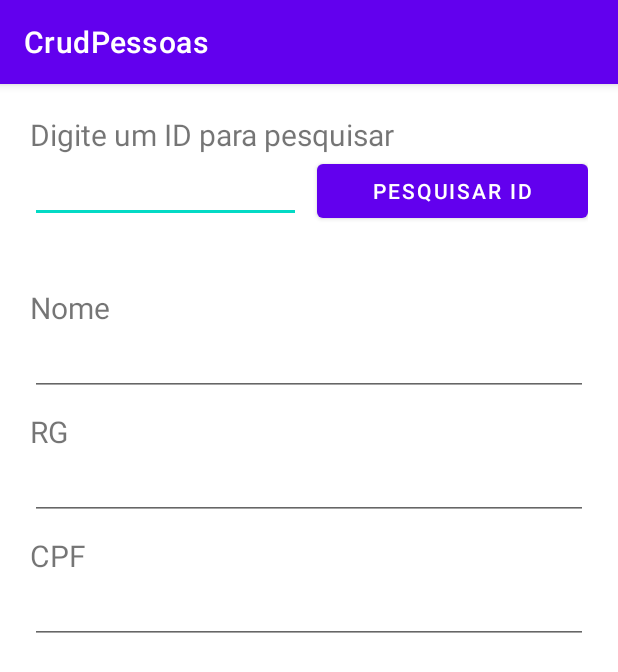
After one commit to Reverdan/ads3e4TEPOO2sem21, an Android app: the mnaPesquisarEditarExcluir screen opened directly, with no data from a screen before it, on a phone screen of 412 x 824 dp. The commit adds this screen. Shown: the top 672 px of the screen. Run offline under Robolectric (Android 15) with nearby library versions, the phone set to English and light mode, and no system bars.

Commit message:
Crud Cadastro e pesquisa por id

```diff
--- a/CrudPessoas/app/src/main/AndroidManifest.xml
+++ b/CrudPessoas/app/src/main/AndroidManifest.xml
@@ -9,6 +9,9 @@
         android:roundIcon="@mipmap/ic_launcher_round"
         android:supportsRtl="true"
         android:theme="@style/Theme.CrudPessoas">
+        <activity
+            android:name=".apresentacao.mnaPesquisarEditarExcluir"
+            android:exported="true" />
         <activity
             android:name=".apresentacao.mnaCadastro"
             android:exported="true" />
--- /dev/null
+++ b/CrudPessoas/app/src/main/java/com/example/crudpessoas/apresentacao/mnaPesquisarEditarExcluir.java
@@ -0,0 +1,69 @@
+package com.example.crudpessoas.apresentacao;
+
+import androidx.appcompat.app.AppCompatActivity;
+
+import android.content.Context;
+import android.os.Bundle;
+import android.view.View;
+import android.widget.Button;
+import android.widget.EditText;
+import android.widget.Toast;
+
+import com.example.crudpessoas.R;
+import com.example.crudpessoas.modelo.Controle;
+import com.example.crudpessoas.modelo.Pessoa;
+
+public class mnaPesquisarEditarExcluir extends AppCompatActivity
+{
+    EditText edtPEEId;
+    Button btnPEEPesquisarId;
+    EditText edtPEENome;
+    EditText edtPEERg;
+    EditText edtPEECpf;
+    Context contexto;
+
+    @Override
+    protected void onCreate(Bundle savedInstanceState)
+    {
+        super.onCreate(savedInstanceState);
+        setContentView(R.layout.activity_mna_pesquisar_editar_excluir);
+        inicializarComponentes();
+        eventos();
+    }
+
+    private void inicializarComponentes()
+    {
+        edtPEEId = findViewById(R.id.edtPEEId);
+        btnPEEPesquisarId = findViewById(R.id.btnPEEPesquisarId);
+        edtPEENome = findViewById(R.id.edtPEENome);
+        edtPEERg = findViewById(R.id.edtPEERg);
+        edtPEECpf = findViewById(R.id.edtPEECpf);
+        contexto = getApplicationContext();
+    }
+
+    private void eventos()
+    {
+        btnPEEPesquisarId.setOnClickListener(new View.OnClickListener()
+        {
+            @Override
+            public void onClick(View view)
+            {
+                Controle controle = new Controle(contexto);
+                Pessoa pessoa = controle.pesquisarPessoaPorId(edtPEEId.getText().toString());
+                if (pessoa.getNome() == null || pessoa.getNome().equals(""))
+                {
+                    edtPEENome.setText("");
+                    edtPEERg.setText("");
+                    edtPEECpf.setText("");
+                    Toast.makeText(contexto, "Pesquisa inválida", Toast.LENGTH_LONG).show();
+                }
+                else
+                {
+                    edtPEENome.setText(pessoa.getNome());
+                    edtPEERg.setText(pessoa.getRg());
+                    edtPEECpf.setText(pessoa.getCpf());
+                }
+            }
+        });
+    }
+}
--- a/CrudPessoas/app/src/main/java/com/example/crudpessoas/modelo/Pessoa.java
+++ b/CrudPessoas/app/src/main/java/com/example/crudpessoas/modelo/Pessoa.java
@@ -6,6 +6,11 @@ public class Pessoa
     private String nome;
     private String rg;
     private String cpf;
+
+    public Pessoa()
+    {
+
+    }
 
     public Pessoa(Integer id, String nome, String rg, String cpf)
     {
--- /dev/null
+++ b/CrudPessoas/app/src/main/res/layout/activity_mna_pesquisar_editar_excluir.xml
@@ -0,0 +1,93 @@
+<?xml version="1.0" encoding="utf-8"?>
+<androidx.constraintlayout.widget.ConstraintLayout xmlns:android="http://schemas.android.com/apk/res/android"
+    xmlns:app="http://schemas.android.com/apk/res-auto"
+    xmlns:tools="http://schemas.android.com/tools"
+    android:layout_width="match_parent"
+    android:layout_height="match_parent"
+    tools:context=".apresentacao.mnaPesquisarEditarExcluir">
+
+    <LinearLayout
+        android:layout_width="match_parent"
+        android:layout_height="match_parent"
+        android:padding="20sp"
+        android:orientation="vertical">
+
+        <TextView
+            android:id="@+id/txvPEEId"
+            android:layout_width="match_parent"
+            android:layout_height="wrap_content"
+            android:textSize="20sp"
+            android:text="Digite um ID para pesquisar" />
+
+        <LinearLayout
+            android:layout_width="match_parent"
+            android:layout_height="wrap_content"
+            android:layout_marginBottom="40sp"
+            android:orientation="horizontal">
+
+            <EditText
+                android:id="@+id/edtPEEId"
+                android:layout_width="match_parent"
+                android:layout_height="wrap_content"
+                android:layout_weight="1"
+                android:ems="10"
+                android:layout_marginRight="5sp"
+                android:inputType="number" />
+
+            <Button
+                android:id="@+id/btnPEEPesquisarId"
+                android:layout_width="match_parent"
+                android:layout_height="wrap_content"
+                android:layout_weight="1"
+                android:layout_marginLeft="5sp"
+                android:text="Pesquisar ID" />
+        </LinearLayout>
+
+        <TextView
+            android:id="@+id/txvPEENome"
+            android:layout_width="match_parent"
+            android:layout_height="wrap_content"
+            android:textSize="20sp"
+            android:text="Nome" />
+
+        <EditText
+            android:id="@+id/edtPEENome"
+            android:layout_width="match_parent"
+            android:layout_height="wrap_content"
+            android:ems="10"
+            android:inputType="textPersonName"
+            android:layout_marginBottom="10sp"
+            android:text="" />
+
+        <TextView
+            android:id="@+id/txvPEERg"
+            android:layout_width="match_parent"
+            android:layout_height="wrap_content"
+            android:textSize="20sp"
+            android:text="RG" />
+
+        <EditText
+            android:id="@+id/edtPEERg"
+            android:layout_width="match_parent"
+            android:layout_height="wrap_content"
+            android:ems="10"
+            android:inputType="textPersonName"
+            android:layout_marginBottom="10sp"
+            android:text="" />
+
+        <TextView
+            android:id="@+id/txvPEECpf"
+            android:layout_width="match_parent"
+            android:layout_height="wrap_content"
+            android:textSize="20sp"
+            android:text="CPF" />
+
+        <EditText
+            android:id="@+id/edtPEECpf"
+            android:layout_width="match_parent"
+            android:layout_height="wrap_content"
+            android:ems="10"
+            android:inputType="textPersonName"
+            android:text="" />
+    </LinearLayout>
+</androidx.constraintlayout.widget.ConstraintLayout>
```
Also changed, not shown: CrudPessoas/app/src/main/java/com/example/crudpessoas/MainActivity.java (+14 -0 lines), CrudPessoas/app/src/main/java/com/example/crudpessoas/dal/PessoaDAO.java (+17 -0 lines), CrudPessoas/app/src/main/java/com/example/crudpessoas/modelo/Controle.java (+19 -0 lines), CrudPessoas/app/src/main/java/com/example/crudpessoas/modelo/Validacao.java (+13 -0 lines).
